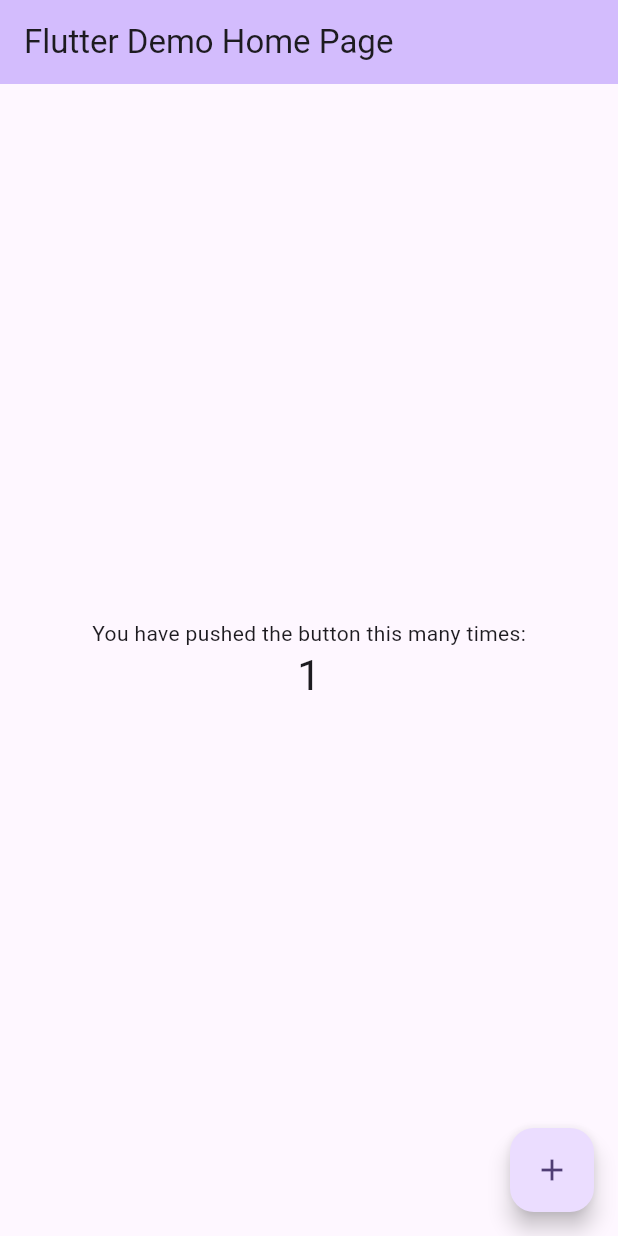
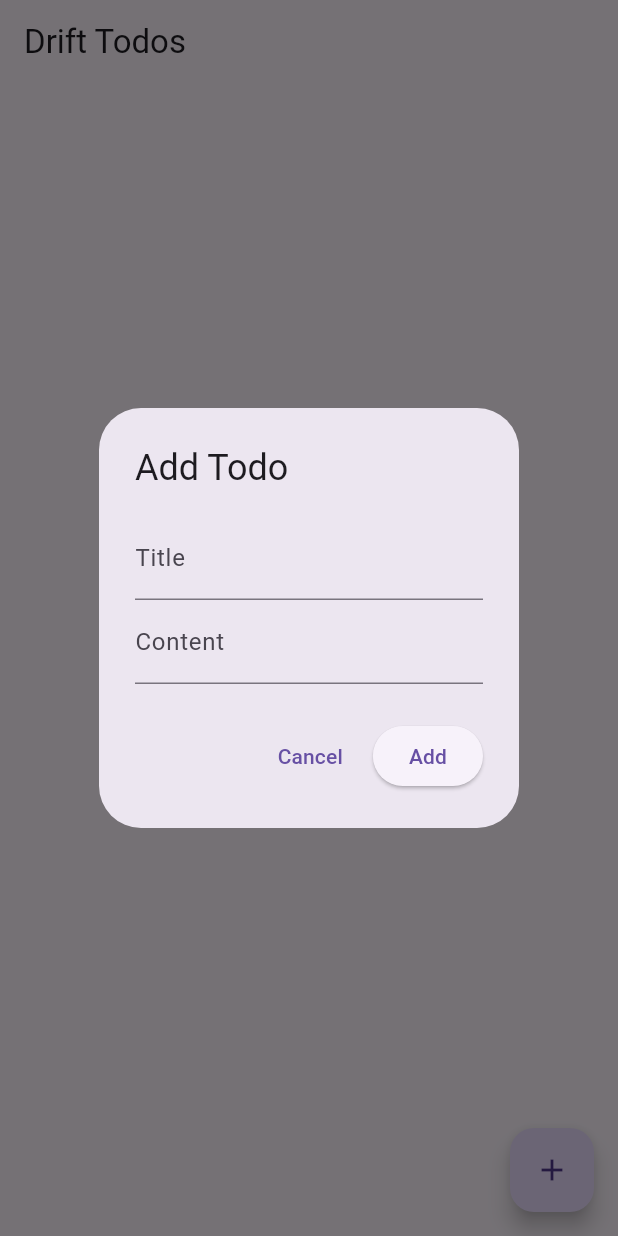
Before and after one commit to jalheart/eLection, a Flutter app: the screen it shows after launch, after a tap on the "add" icon, on a phone screen of 412 x 824 dp. Run offline on Flutter 3.47's test engine with Material 3 defaults, Android fonts, the light colour scheme and no system bars; our stand-ins replace drift; accounts and stored records are empty; generated files the repository leaves out were written again.

Commit message:
Feat: Add commit message generation for new feature# Please enter the commit message for your changes. Lines starting

```diff
--- /dev/null
+++ b/lib/database.dart
@@ -0,0 +1,32 @@
+
+import 'package:drift/drift.dart';
+import 'dart:io';
+import 'package:drift/native.dart';
+import 'package:path_provider/path_provider.dart';
+import 'package:path/path.dart' as p;
+
+part 'database.g.dart';
+
+@DataClassName('Todo')
+class Todos extends Table {
+  IntColumn get id => integer().autoIncrement()();
+  TextColumn get title => text().withLength(min: 6, max: 32)();
+  TextColumn get content => text().named('body')();
+  IntColumn get category => integer().nullable()();
+}
+
+LazyDatabase _openConnection() {
+  return LazyDatabase(() async {
+    final dbFolder = await getApplicationDocumentsDirectory();
+    final file = File(p.join(dbFolder.path, 'db.sqlite'));
+    return NativeDatabase(file);
+  });
+}
+
+@DriftDatabase(tables: [Todos])
+class AppDatabase extends _$AppDatabase {
+  AppDatabase() : super(_openConnection());
+
+  @override
+  int get schemaVersion => 1;
+}
--- a/lib/main.dart
+++ b/lib/main.dart
@@ -1,4 +1,6 @@
 import 'package:flutter/material.dart';
+import 'package:drift/drift.dart' as drift;
+import 'database.dart';
 
 void main() {
   runApp(const MyApp());
@@ -7,116 +9,118 @@ void main() {
 class MyApp extends StatelessWidget {
   const MyApp({super.key});
 
-  // This widget is the root of your application.
   @override
   Widget build(BuildContext context) {
     return MaterialApp(
-      title: 'Flutter Demo',
+      title: 'Drift Todo App',
       theme: ThemeData(
-        // This is the theme of your application.
-        //
-        // TRY THIS: Try running your application with "flutter run". You'll see
-        // the application has a purple toolbar. Then, without quitting the app,
-        // try changing the seedColor in the colorScheme below to Colors.green
-        // and then invoke "hot reload" (save your changes or press the "hot
-        // reload" button in a Flutter-supported IDE, or press "r" if you used
-        // the command line to start the app).
-        //
-        // Notice that the counter didn't reset back to zero; the application
-        // state is not lost during the reload. To reset the state, use hot
-        // restart instead.
-        //
-        // This works for code too, not just values: Most code changes can be
-        // tested with just a hot reload.
-        colorScheme: ColorScheme.fromSeed(seedColor: Colors.deepPurple),
+        primarySwatch: Colors.blue,
+        visualDensity: VisualDensity.adaptivePlatformDensity,
       ),
-      home: const MyHomePage(title: 'Flutter Demo Home Page'),
+      home: const HomePage(),
     );
   }
 }
 
-class MyHomePage extends StatefulWidget {
-  const MyHomePage({super.key, required this.title});
-
-  // This widget is the home page of your application. It is stateful, meaning
-  // that it has a State object (defined below) that contains fields that affect
-  // how it looks.
-
-  // This class is the configuration for the state. It holds the values (in this
-  // case the title) provided by the parent (in this case the App widget) and
-  // used by the build method of the State. Fields in a Widget subclass are
-  // always marked "final".
-
-  final String title;
+class HomePage extends StatefulWidget {
+  const HomePage({super.key});
 
   @override
-  State<MyHomePage> createState() => _MyHomePageState();
+  _HomePageState createState() => _HomePageState();
 }
 
-class _MyHomePageState extends State<MyHomePage> {
-  int _counter = 0;
+class _HomePageState extends State<HomePage> {
+  late AppDatabase _database;
 
-  void _incrementCounter() {
-    setState(() {
-      // This call to setState tells the Flutter framework that something has
-      // changed in this State, which causes it to rerun the build method below
-      // so that the display can reflect the updated values. If we changed
-      // _counter without calling setState(), then the build method would not be
-      // called again, and so nothing would appear to happen.
-      _counter++;
-    });
+  @override
+  void initState() {
+    super.initState();
+    _database = AppDatabase();
+  }
+
+  @override
+  void dispose() {
+    _database.close();
+    super.dispose();
   }
 
   @override
   Widget build(BuildContext context) {
-    // This method is rerun every time setState is called, for instance as done
-    // by the _incrementCounter method above.
-    //
-    // The Flutter framework has been optimized to make rerunning build methods
-    // fast, so that you can just rebuild anything that needs updating rather
-    // than having to individually change instances of widgets.
     return Scaffold(
-      appBar: AppBar(
-        // TRY THIS: Try changing the color here to a specific color (to
-        // Colors.amber, perhaps?) and trigger a hot reload to see the AppBar
-        // change color while the other colors stay the same.
-        backgroundColor: Theme.of(context).colorScheme.inversePrimary,
-        // Here we take the value from the MyHomePage object that was created by
-        // the App.build method, and use it to set our appbar title.
-        title: Text(widget.title),
+      appBar: AppBar(title: const Text('Drift Todos')),
+      body: StreamBuilder<List<Todo>>(
+        stream: _database.select(_database.todos).watch(),
+        builder: (context, snapshot) {
+          final todos = snapshot.data ?? [];
+
+          if (todos.isEmpty) {
+            return const Center(child: Text('No todos found.'));
+          }
+
+          return ListView.builder(
+            itemCount: todos.length,
+            itemBuilder: (context, index) {
+              final todo = todos[index];
+              return ListTile(
+                title: Text(todo.title),
+                subtitle: Text(todo.content),
+              );
+            },
+          );
+        },
       ),
-      body: Center(
-        // Center is a layout widget. It takes a single child and positions it
-        // in the middle of the parent.
-        child: Column(
-          // Column is also a layout widget. It takes a list of children and
-          // arranges them vertically. By default, it sizes itself to fit its
-          // children horizontally, and tries to be as tall as its parent.
-          //
-          // Column has various properties to control how it sizes itself and
-          // how it positions its children. Here we use mainAxisAlignment to
-          // center the children vertically; the main axis here is the vertical
-          // axis because Columns are vertical (the cross axis would be
-          // horizontal).
-          //
-          // TRY THIS: Invoke "debug painting" (choose the "Toggle Debug Paint"
-          // action in the IDE, or press "p" in the console), to see the
-          // wireframe for each widget.
-          mainAxisAlignment: MainAxisAlignment.center,
-          children: <Widget>[
-            const Text('You have pushed the button this many times:'),
-            Text(
-              '$_counter',
-              style: Theme.of(context).textTheme.headlineMedium,
+      floatingActionButton: FloatingActionButton(
+        onPressed: () => _showAddTodoDialog(),
+        child: const Icon(Icons.add),
+      ),
+    );
+  }
+
+  void _showAddTodoDialog() {
+    final TextEditingController titleController = TextEditingController();
+    final TextEditingController contentController = TextEditingController();
+
+    showDialog(
+      context: context,
+      builder: (context) {
+        return AlertDialog(
+          title: const Text('Add Todo'),
+          content: Column(
+            mainAxisSize: MainAxisSize.min,
+            children: [
+              TextField(
+                controller: titleController,
+                decoration: const InputDecoration(labelText: 'Title'),
+              ),
+              TextField(
+                controller: contentController,
+                decoration: const InputDecoration(labelText: 'Content'),
+              ),
+            ],
+          ),
+          actions: [
+            TextButton(
+              onPressed: () => Navigator.of(context).pop(),
+              child: const Text('Cancel'),
+            ),
+            ElevatedButton(
+              onPressed: () {
+                final title = titleController.text;
+                final content = contentController.text;
+                if (title.isNotEmpty && content.isNotEmpty) {
+                  _database
+                      .into(_database.todos)
+                      .insert(
+                        TodosCompanion.insert(title: title, content: content),
+                      );
+                  Navigator.of(context).pop();
+                }
+              },
+              child: const Text('Add'),
             ),
           ],
-        ),
-      ),
-      floatingActionButton: FloatingActionButton(
-        onPressed: _incrementCounter,
-        tooltip: 'Increment',
-        child: const Icon(Icons.add),
-      ), // This trailing comma makes auto-formatting nicer for build methods.
+        );
+      },
     );
   }
 }
--- a/pubspec.yaml
+++ b/pubspec.yaml
@@ -34,6 +34,9 @@ dependencies:
   # The following adds the Cupertino Icons font to your application.
   # Use with the CupertinoIcons class for iOS style icons.
   cupertino_icons: ^1.0.8
+  drift: ^2.30.1
+  path_provider: ^2.1.5
+  drift_dev: ^2.30.1
 
 dev_dependencies:
   flutter_test:
@@ -45,6 +48,7 @@ dev_dependencies:
   # package. See that file for information about deactivating specific lint
   # rules and activating additional ones.
   flutter_lints: ^5.0.0
+  build_runner: ^2.10.5
 
 # For information on the generic Dart part of this file, see the
 # following page: https://dart.dev/tools/pub/pubspec
```
Also changed, not shown: lib/database.g.dart (added), pubspec.lock.
